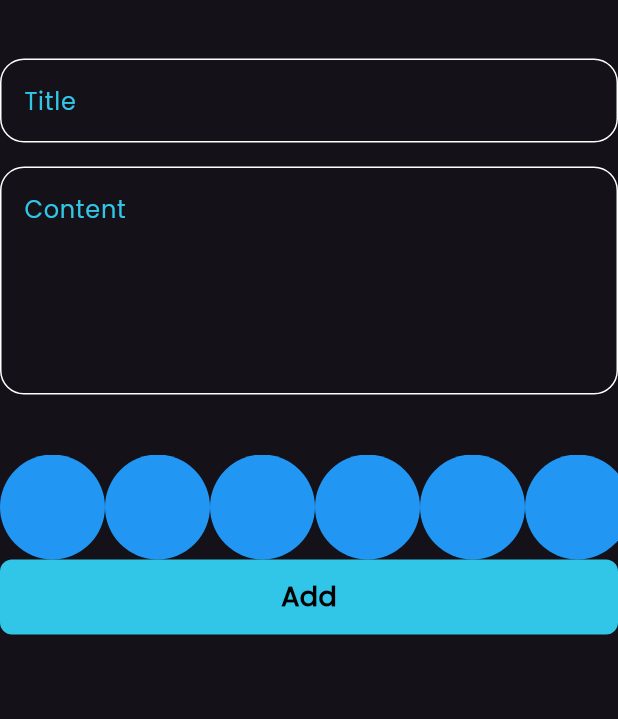
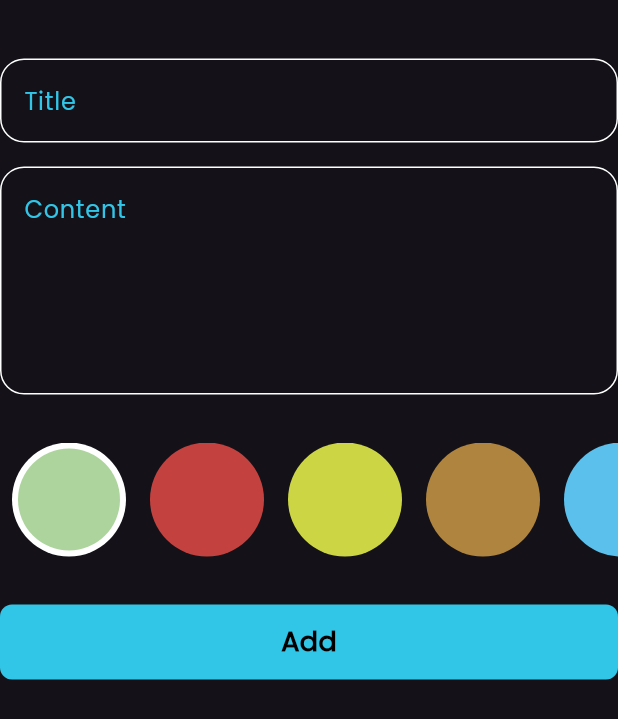
Before and after one commit to NadaAlaa299/notes_app, a Flutter app: the AddNoteForm widget shown alone on an empty page, opened directly, on a phone screen of 412 x 824 dp. Shown: the top 719 px of the screen. Run offline on Flutter 3.47's test engine with Material 3 defaults, Android fonts, the phone set to English and light mode, and no system bars; our stand-ins replace flutter_bloc, hive, hive_flutter; accounts and stored records are empty.

Commit message:
colors list part two

```diff
--- a/lib/widgets/add_note_form.dart
+++ b/lib/widgets/add_note_form.dart
@@ -47,9 +47,12 @@ class _AddNoteFormState extends State<AddNoteForm> {
             maxLines: 5,
           ),
           SizedBox(
-            height: 40,
+            height: 32,
           ),
           ColorsListView(),
+          SizedBox(
+            height: 32,
+          ),
           BlocBuilder<AddNoteCubit, AddNoteState>(
             builder: (context, state) {
               return CustomButtom(
--- a/lib/widgets/colors_list_view.dart
+++ b/lib/widgets/colors_list_view.dart
@@ -1,29 +1,66 @@
 import 'package:flutter/material.dart';
 
 class ColorItem extends StatelessWidget {
-  const ColorItem({super.key});
+  const ColorItem({super.key, required this.isActive, required this.color});
+
+  final bool isActive;
+  final Color color;
 
   @override
   Widget build(BuildContext context) {
-    return CircleAvatar(
-      radius: 35,
-      backgroundColor: Colors.blue,
-    );
+    return isActive
+        ? CircleAvatar(
+            radius: 38,
+            backgroundColor: Colors.white,
+            child: CircleAvatar(
+              radius: 34,
+              backgroundColor: color,
+            ),
+          )
+        : CircleAvatar(
+            radius: 38,
+            backgroundColor: color,
+          );
   }
 }
 
-class ColorsListView extends StatelessWidget {
+class ColorsListView extends StatefulWidget {
   const ColorsListView({super.key});
 
   @override
+  State<ColorsListView> createState() => _ColorsListViewState();
+}
+
+class _ColorsListViewState extends State<ColorsListView> {
+  int currentIndex = 0;
+  List<Color> colors = [
+    Color(0xffacd49c),
+    Color(0xffC3423F),
+    Color(0xffccd645),
+    Color(0xffaf843e),
+    Color(0xff5BC0EB),
+  ];
+  @override
   Widget build(BuildContext context) {
     return SizedBox(
-      height: 35 * 2,
+      height: 38 * 2,
       child: ListView.builder(
           scrollDirection: Axis.horizontal,
-          itemCount: 10,
+          itemCount: colors.length,
           itemBuilder: (context, index) {
-            return ColorItem();
+            return Padding(
+              padding: const EdgeInsets.symmetric(horizontal: 8),
+              child: GestureDetector(
+                onTap: () {
+                  currentIndex = index;
+                  setState(() {});
+                },
+                child: ColorItem(
+                  isActive: currentIndex == index,
+                  color: colors[index],
+                ),
+              ),
+            );
           }),
     );
   }
```
